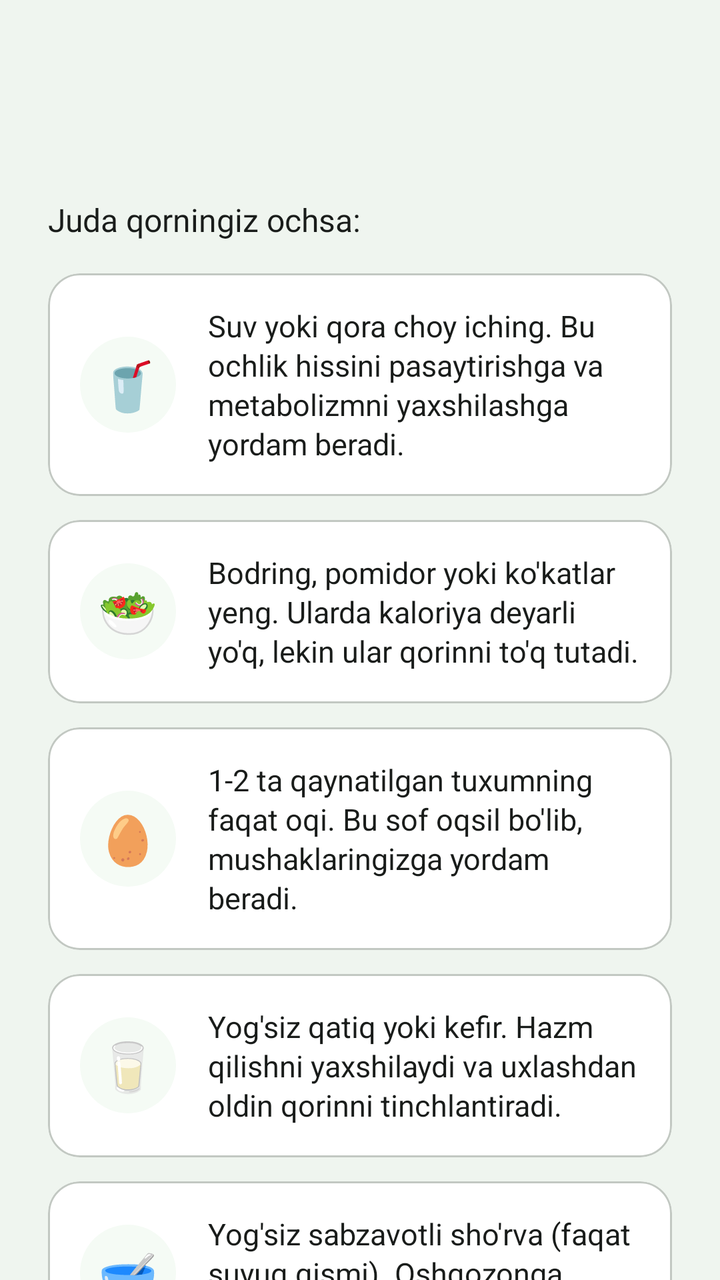
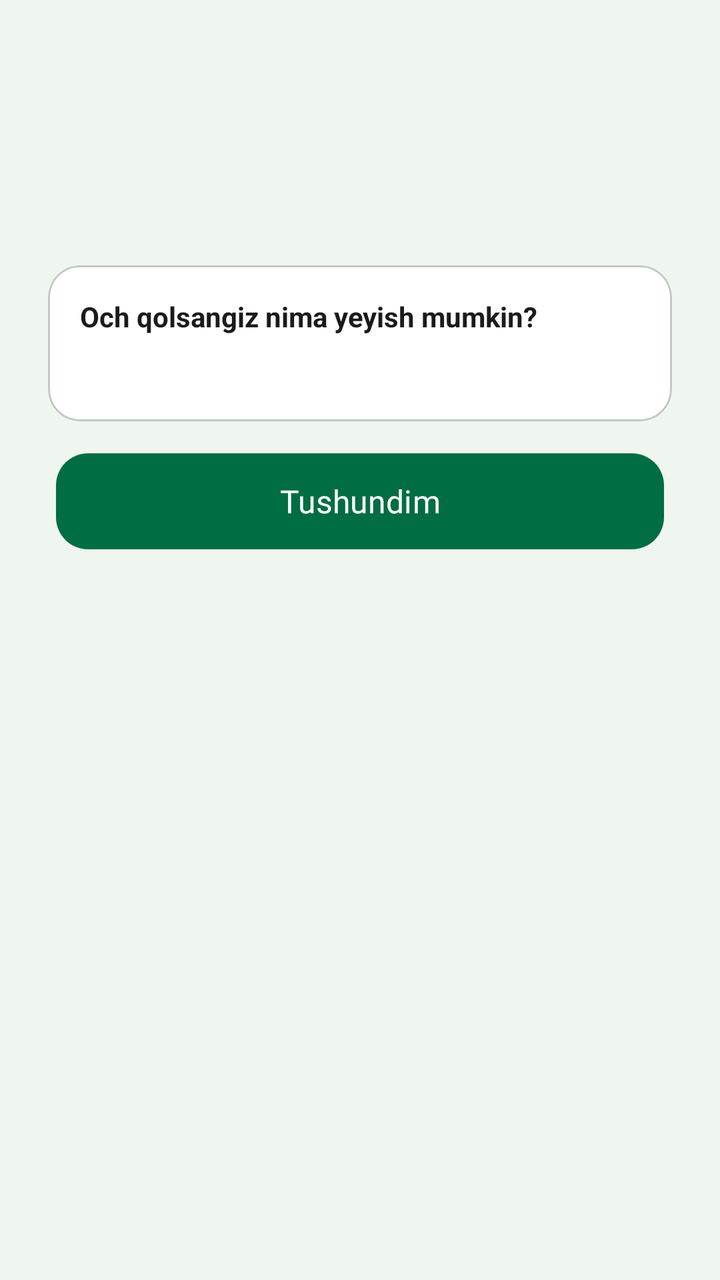

Two renders of the same Android screen: before a commit and after it. Below are the layout's source before the change and the commit's diff.
<!-- AndroidManifest.xml: application theme Theme.Ozamiz -->
<!-- res/layout/fragment_daily_limit.xml -->
<?xml version="1.0" encoding="utf-8"?>
<androidx.core.widget.NestedScrollView xmlns:android="http://schemas.android.com/apk/res/android"
    xmlns:app="http://schemas.android.com/apk/res-auto"
    android:layout_width="match_parent"
    android:layout_height="match_parent"
    android:fillViewport="true">

    <LinearLayout
        android:layout_width="match_parent"
        android:layout_height="wrap_content"
        android:orientation="vertical"
        android:padding="24dp">

        <TextView
            android:id="@+id/text_title"
            style="@style/Title2_20"
            android:layout_width="match_parent"
            android:layout_height="wrap_content"
            android:gravity="center"
            android:layout_marginTop="32dp"
            android:textColor="?attr/colorOnSurface"
            android:textStyle="bold" />

        <TextView
            android:id="@+id/text_explanation"
            style="@style/Text1_16"
            android:layout_width="match_parent"
            android:layout_height="wrap_content"
            android:layout_marginTop="16dp"
            android:gravity="start"
            android:text="Juda qorningiz ochsa:"
            android:lineSpacingExtra="6dp"
            android:textColor="?attr/colorOnSurface" />

        <LinearLayout
            android:layout_width="match_parent"
            android:layout_height="wrap_content"
            android:orientation="vertical"
            android:layout_marginTop="16dp">

            <com.google.android.material.card.MaterialCardView
                android:id="@+id/card_1"
                android:layout_width="match_parent"
                android:layout_height="wrap_content"
                android:layout_marginBottom="12dp"
                app:cardCornerRadius="16dp"
                app:cardElevation="0dp"
                app:cardBackgroundColor="?attr/colorSurfaceContainerLowest"
                app:strokeWidth="1dp"
                app:strokeColor="?attr/colorOutlineVariant">
                <LinearLayout
                    android:layout_width="match_parent"
                    android:layout_height="wrap_content"
                    android:orientation="horizontal"
                    android:padding="16dp"
                    android:gravity="center_vertical">
                    <TextView
                        android:id="@+id/text_emoji_1"
                        android:layout_width="48dp"
                        android:layout_height="48dp"
                        android:gravity="center"
                        android:text="🥤"
                        android:textSize="24sp"
                        android:background="@drawable/bg_emoji_circle" />
                    <TextView
                        android:id="@+id/text_advice_1"
                        android:layout_width="0dp"
                        android:layout_height="wrap_content"
                        android:layout_weight="1"
                        android:layout_marginStart="16dp"
                        android:text="Suv yoki qora choy iching. Bu ochlik hissini pasaytirishga va metabolizmni yaxshilashga yordam beradi."
                        android:textColor="?attr/colorOnSurface"
                        android:textSize="15sp"
                        android:lineSpacingExtra="2dp" />
                </LinearLayout>
            </com.google.android.material.card.MaterialCardView>

            
            <com.google.android.material.card.MaterialCardView
                android:id="@+id/card_2"
                android:layout_width="match_parent"
                android:layout_height="wrap_content"
                android:layout_marginBottom="12dp"
                app:cardCornerRadius="16dp"
                app:cardElevation="0dp"
                app:cardBackgroundColor="?attr/colorSurfaceContainerLowest"
                app:strokeWidth="1dp"
                app:strokeColor="?attr/colorOutlineVariant">
                <LinearLayout
                    android:layout_width="match_parent"
                    android:layout_height="wrap_content"
                    android:orientation="horizontal"
                    android:padding="16dp"
                    android:gravity="center_vertical">
                    <TextView
                        android:id="@+id/text_emoji_2"
                        android:layout_width="48dp"
                        android:layout_height="48dp"
                        android:gravity="center"
                        android:text="🥗"
                        android:textSize="24sp"
                        android:background="@drawable/bg_emoji_circle" />
                    <TextView
                        android:id="@+id/text_advice_2"
                        android:layout_width="0dp"
                        android:layout_height="wrap_content"
                        android:layout_weight="1"
                        android:layout_marginStart="16dp"
                        android:text="Bodring, pomidor yoki ko'katlar yeng. Ularda kaloriya deyarli yo'q, lekin ular qorinni to'q tutadi."
                        android:textColor="?attr/colorOnSurface"
                        android:textSize="15sp"
                        android:lineSpacingExtra="2dp" />
                </LinearLayout>
            </com.google.android.material.card.MaterialCardView>

            
            <com.google.android.material.card.MaterialCardView
                android:id="@+id/card_3"
                android:layout_width="match_parent"
                android:layout_height="wrap_content"
                android:layout_marginBottom="12dp"
                app:cardCornerRadius="16dp"
                app:cardElevation="0dp"
                app:cardBackgroundColor="?attr/colorSurfaceContainerLowest"
                app:strokeWidth="1dp"
                app:strokeColor="?attr/colorOutlineVariant">
                <LinearLayout
                    android:layout_width="match_parent"
                    android:layout_height="wrap_content"
                    android:orientation="horizontal"
                    android:padding="16dp"
                    android:gravity="center_vertical">
                    <TextView
                        android:id="@+id/text_emoji_3"
                        android:layout_width="48dp"
                        android:layout_height="48dp"
                        android:gravity="center"
                        android:text="🥚"
                        android:textSize="24sp"
                        android:background="@drawable/bg_emoji_circle" />
                    <TextView
                        android:id="@+id/text_advice_3"
                        android:layout_width="0dp"
                        android:layout_height="wrap_content"
                        android:layout_weight="1"
                        android:layout_marginStart="16dp"
                        android:text="1-2 ta qaynatilgan tuxumning faqat oqi. Bu sof oqsil bo'lib, mushaklaringizga yordam beradi."
                        android:textColor="?attr/colorOnSurface"
                        android:textSize="15sp"
                        android:lineSpacingExtra="2dp" />
                </LinearLayout>
            </com.google.android.material.card.MaterialCardView>

            
            <com.google.android.material.card.MaterialCardView
                android:id="@+id/card_4"
                android:layout_width="match_parent"
                android:layout_height="wrap_content"
                android:layout_marginBottom="12dp"
                app:cardCornerRadius="16dp"
                app:cardElevation="0dp"
                app:cardBackgroundColor="?attr/colorSurfaceContainerLowest"
                app:strokeWidth="1dp"
                app:strokeColor="?attr/colorOutlineVariant">
                <LinearLayout
                    android:layout_width="match_parent"
                    android:layout_height="wrap_content"
                    android:orientation="horizontal"
                    android:padding="16dp"
                    android:gravity="center_vertical">
                    <TextView
                        android:id="@+id/text_emoji_4"
                        android:layout_width="48dp"
                        android:layout_height="48dp"
                        android:gravity="center"
                        android:text="🥛"
                        android:textSize="24sp"
                        android:background="@drawable/bg_emoji_circle" />
                    <TextView
                        android:id="@+id/text_advice_4"
                        android:layout_width="0dp"
                        android:layout_height="wrap_content"
                        android:layout_weight="1"
                        android:layout_marginStart="16dp"
                        android:text="Yog'siz qatiq yoki kefir. Hazm qilishni yaxshilaydi va uxlashdan oldin qorinni tinchlantiradi."
                        android:textColor="?attr/colorOnSurface"
                        android:textSize="15sp"
                        android:lineSpacingExtra="2dp" />
                </LinearLayout>
            </com.google.android.material.card.MaterialCardView>

            
            <com.google.android.material.card.MaterialCardView
                android:id="@+id/card_5"
                android:layout_width="match_parent"
                android:layout_height="wrap_content"
                android:layout_marginBottom="12dp"
                app:cardCornerRadius="16dp"
                app:cardElevation="0dp"
                app:cardBackgroundColor="?attr/colorSurfaceContainerLowest"
                app:strokeWidth="1dp"
                app:strokeColor="?attr/colorOutlineVariant">
                <LinearLayout
                    android:layout_width="match_parent"
                    android:layout_height="wrap_content"
                    android:orientation="horizontal"
                    android:padding="16dp"
                    android:gravity="center_vertical">
                    <TextView
                        android:id="@+id/text_emoji_5"
                        android:layout_width="48dp"
                        android:layout_height="48dp"
                        android:gravity="center"
                        android:text="🥣"
                        android:textSize="24sp"
                        android:background="@drawable/bg_emoji_circle" />
                    <TextView
                        android:id="@+id/text_advice_5"
                        android:layout_width="0dp"
                        android:layout_height="wrap_content"
                        android:layout_weight="1"
                        android:layout_marginStart="16dp"
                        android:text="Yog'siz sabzavotli sho'rva (faqat suyuq qismi). Oshqozonga orom beradi."
                        android:textColor="?attr/colorOnSurface"
                        android:textSize="15sp"
                        android:lineSpacingExtra="2dp" />
                </LinearLayout>
            </com.google.android.material.card.MaterialCardView>

        </LinearLayout>

        <com.google.android.material.button.MaterialButton
            android:id="@+id/btn_close"
            android:layout_width="match_parent"
            android:layout_height="56dp"
            style="@style/FilledButton"
            android:layout_marginTop="12dp"
            android:layout_marginBottom="24dp"
            android:text="Tushundim"
            android:textAllCaps="false"
            android:textSize="16sp"
            app:cornerRadius="16dp" />

    </LinearLayout>
</androidx.core.widget.NestedScrollView>
<!-- resources referenced by this layout -->
<resources>
  <!-- drawable bg_emoji_circle (drawable) -->
  <?xml version="1.0" encoding="utf-8"?>
  <shape xmlns:android="http://schemas.android.com/apk/res/android"
      android:shape="oval">
      <solid android:color="?attr/colorSurfaceContainerLow" />
  </shape>
  <style name="FilledButton" parent="Widget.Material3.Button.IconButton.Filled">
          <item name="fontFamily">@font/roboto_medium</item>
      </style>
  <style name="Text1_16">
          <item name="android:textSize">16sp</item>
          <item name="android:fontFamily">@font/roboto_regular</item>
      </style>
  <style name="Title2_20">
          <item name="android:textSize">20sp</item>
          <item name="android:fontFamily">@font/roboto_medium</item>
  
      </style>
  <style name="Theme.Ozamiz" parent="Base.Ozamiz" />
  <color name="md_theme_light_surfaceContainer">#EFF5EF</color>
  <color name="md_theme_light_primary">#006D42</color>
  <color name="md_theme_light_onPrimary">#FFFFFF</color>
  <color name="md_theme_light_primaryContainer">#96F7B8</color>
  <color name="md_theme_light_onPrimaryContainer">#002111</color>
  <color name="md_theme_light_secondary">#4F6353</color>
  <color name="md_theme_light_onSecondary">#FFFFFF</color>
  <color name="md_theme_light_secondaryContainer">#D2E8D4</color>
  <color name="md_theme_light_onSecondaryContainer">#0D1F13</color>
  <color name="md_theme_light_tertiary">#3A646F</color>
  <color name="md_theme_light_onTertiary">#FFFFFF</color>
  <color name="md_theme_light_tertiaryContainer">#BEEAF7</color>
  <color name="md_theme_light_onTertiaryContainer">#001F25</color>
  <color name="md_theme_light_error">#BA1A1A</color>
  <color name="md_theme_light_onError">#FFFFFF</color>
  <color name="md_theme_light_errorContainer">#FFDAD6</color>
  <color name="md_theme_light_onErrorContainer">#410002</color>
  <color name="md_theme_light_surface">#FBFDF9</color>
  <color name="md_theme_light_onSurface">#191C1A</color>
  <color name="md_theme_light_surfaceVariant">#DBE5DD</color>
  <color name="md_theme_light_onSurfaceVariant">#404943</color>
  <color name="md_theme_light_outline">#707973</color>
  <color name="md_theme_light_surfaceContainerLowest">#FFFFFF</color>
  <color name="md_theme_light_surfaceContainerLow">#F5FBF5</color>
  <color name="md_theme_light_surfaceContainerHigh">#E9EFE9</color>
  <color name="md_theme_light_surfaceContainerHighest">#E3E9E3</color>
  <!-- unchanged entries left out for length: 1 -->
</resources>

<!-- the commit's change to res/layout/fragment_daily_limit.xml (unified diff, before → after) -->
@@ -23,211 +23,50 @@
 
         <TextView
             android:id="@+id/text_explanation"
-            style="@style/Text1_16"
+            android:layout_width="match_parent"
+            android:layout_height="wrap_content"
+            android:layout_marginTop="12dp"
+            android:alpha="0.85"
+            android:gravity="start"
+            android:textSize="16sp"
+            android:lineSpacingExtra="4dp"
+            android:textColor="?attr/colorOnSurface" />
+
+
+
+        <com.google.android.material.card.MaterialCardView
+            android:id="@+id/card_hunger_advice"
             android:layout_width="match_parent"
             android:layout_height="wrap_content"
             android:layout_marginTop="16dp"
-            android:gravity="start"
-            android:text="Juda qorningiz ochsa:"
-            android:lineSpacingExtra="6dp"
-            android:textColor="?attr/colorOnSurface" />
-
-        <LinearLayout
-            android:layout_width="match_parent"
-            android:layout_height="wrap_content"
-            android:orientation="vertical"
-            android:layout_marginTop="16dp">
-
-            <com.google.android.material.card.MaterialCardView
-                android:id="@+id/card_1"
+            app:cardCornerRadius="16dp"
+            app:cardElevation="0dp"
+            app:cardBackgroundColor="?attr/colorSurfaceContainerLowest"
+            app:strokeWidth="1dp"
+            app:strokeColor="?attr/colorOutlineVariant">
+            <LinearLayout
                 android:layout_width="match_parent"
                 android:layout_height="wrap_content"
-                android:layout_marginBottom="12dp"
-                app:cardCornerRadius="16dp"
-                app:cardElevation="0dp"
-                app:cardBackgroundColor="?attr/colorSurfaceContainerLowest"
-                app:strokeWidth="1dp"
-                app:strokeColor="?attr/colorOutlineVariant">
-                <LinearLayout
+                android:orientation="vertical"
+                android:padding="16dp">
+                <TextView
                     android:layout_width="match_parent"
                     android:layout_height="wrap_content"
-                    android:orientation="horizontal"
-                    android:padding="16dp"
-                    android:gravity="center_vertical">
-                    <TextView
-                        android:id="@+id/text_emoji_1"
-                        android:layout_width="48dp"
-                        android:layout_height="48dp"
-                        android:gravity="center"
-                        android:text="🥤"
-                        android:textSize="24sp"
-                        android:background="@drawable/bg_emoji_circle" />
-                    <TextView
-                        android:id="@+id/text_advice_1"
-                        android:layout_width="0dp"
-                        android:layout_height="wrap_content"
-                        android:layout_weight="1"
-                        android:layout_marginStart="16dp"
-                        android:text="Suv yoki qora choy iching. Bu ochlik hissini pasaytirishga va metabolizmni yaxshilashga yordam beradi."
-                        android:textColor="?attr/colorOnSurface"
-                        android:textSize="15sp"
-                        android:lineSpacingExtra="2dp" />
-                </LinearLayout>
-            </com.google.android.material.card.MaterialCardView>
-
-            
-            <com.google.android.material.card.MaterialCardView
-                android:id="@+id/card_2"
-                android:layout_width="match_parent"
-                android:layout_height="wrap_content"
-                android:layout_marginBottom="12dp"
-                app:cardCornerRadius="16dp"
-                app:cardElevation="0dp"
-                app:cardBackgroundColor="?attr/colorSurfaceContainerLowest"
-                app:strokeWidth="1dp"
-                app:strokeColor="?attr/colorOutlineVariant">
-                <LinearLayout
+                    android:text="Och qolsangiz nima yeyish mumkin?"
+                    android:textColor="?attr/colorOnSurface"
+                    android:textStyle="bold"
+                    android:textSize="14sp" />
+                <TextView
+                    android:id="@+id/text_unified_advice"
                     android:layout_width="match_parent"
                     android:layout_height="wrap_content"
-                    android:orientation="horizontal"
-                    android:padding="16dp"
-                    android:gravity="center_vertical">
-                    <TextView
-                        android:id="@+id/text_emoji_2"
-                        android:layout_width="48dp"
-                        android:layout_height="48dp"
-                        android:gravity="center"
-                        android:text="🥗"
-                        android:textSize="24sp"
-                        android:background="@drawable/bg_emoji_circle" />
-                    <TextView
-                        android:id="@+id/text_advice_2"
-                        android:layout_width="0dp"
-                        android:layout_height="wrap_content"
-                        android:layout_weight="1"
-                        android:layout_marginStart="16dp"
-                        android:text="Bodring, pomidor yoki ko'katlar yeng. Ularda kaloriya deyarli yo'q, lekin ular qorinni to'q tutadi."
-                        android:textColor="?attr/colorOnSurface"
-                        android:textSize="15sp"
-                        android:lineSpacingExtra="2dp" />
-                </LinearLayout>
-            </com.google.android.material.card.MaterialCardView>
-
-            
-            <com.google.android.material.card.MaterialCardView
-                android:id="@+id/card_3"
-                android:layout_width="match_parent"
-                android:layout_height="wrap_content"
-                android:layout_marginBottom="12dp"
-                app:cardCornerRadius="16dp"
-                app:cardElevation="0dp"
-                app:cardBackgroundColor="?attr/colorSurfaceContainerLowest"
-                app:strokeWidth="1dp"
-                app:strokeColor="?attr/colorOutlineVariant">
-                <LinearLayout
-                    android:layout_width="match_parent"
-                    android:layout_height="wrap_content"
-                    android:orientation="horizontal"
-                    android:padding="16dp"
-                    android:gravity="center_vertical">
-                    <TextView
-                        android:id="@+id/text_emoji_3"
-                        android:layout_width="48dp"
-                        android:layout_height="48dp"
-                        android:gravity="center"
-                        android:text="🥚"
-                        android:textSize="24sp"
-                        android:background="@drawable/bg_emoji_circle" />
-                    <TextView
-                        android:id="@+id/text_advice_3"
-                        android:layout_width="0dp"
-                        android:layout_height="wrap_content"
-                        android:layout_weight="1"
-                        android:layout_marginStart="16dp"
-                        android:text="1-2 ta qaynatilgan tuxumning faqat oqi. Bu sof oqsil bo'lib, mushaklaringizga yordam beradi."
-                        android:textColor="?attr/colorOnSurface"
-                        android:textSize="15sp"
-                        android:lineSpacingExtra="2dp" />
-                </LinearLayout>
-            </com.google.android.material.card.MaterialCardView>
-
-            
-            <com.google.android.material.card.MaterialCardView
-                android:id="@+id/card_4"
-                android:layout_width="match_parent"
-                android:layout_height="wrap_content"
-                android:layout_marginBottom="12dp"
-                app:cardCornerRadius="16dp"
-                app:cardElevation="0dp"
-                app:cardBackgroundColor="?attr/colorSurfaceContainerLowest"
-                app:strokeWidth="1dp"
-                app:strokeColor="?attr/colorOutlineVariant">
-                <LinearLayout
-                    android:layout_width="match_parent"
-                    android:layout_height="wrap_content"
-                    android:orientation="horizontal"
-                    android:padding="16dp"
-                    android:gravity="center_vertical">
-                    <TextView
-                        android:id="@+id/text_emoji_4"
-                        android:layout_width="48dp"
-                        android:layout_height="48dp"
-                        android:gravity="center"
-                        android:text="🥛"
-                        android:textSize="24sp"
-                        android:background="@drawable/bg_emoji_circle" />
-                    <TextView
-                        android:id="@+id/text_advice_4"
-                        android:layout_width="0dp"
-                        android:layout_height="wrap_content"
-                        android:layout_weight="1"
-                        android:layout_marginStart="16dp"
-                        android:text="Yog'siz qatiq yoki kefir. Hazm qilishni yaxshilaydi va uxlashdan oldin qorinni tinchlantiradi."
-                        android:textColor="?attr/colorOnSurface"
-                        android:textSize="15sp"
-                        android:lineSpacingExtra="2dp" />
-                </LinearLayout>
-            </com.google.android.material.card.MaterialCardView>
-
-            
-            <com.google.android.material.card.MaterialCardView
-                android:id="@+id/card_5"
-                android:layout_width="match_parent"
-                android:layout_height="wrap_content"
-                android:layout_marginBottom="12dp"
-                app:cardCornerRadius="16dp"
-                app:cardElevation="0dp"
-                app:cardBackgroundColor="?attr/colorSurfaceContainerLowest"
-                app:strokeWidth="1dp"
-                app:strokeColor="?attr/colorOutlineVariant">
-                <LinearLayout
-                    android:layout_width="match_parent"
-                    android:layout_height="wrap_content"
-                    android:orientation="horizontal"
-                    android:padding="16dp"
-                    android:gravity="center_vertical">
-                    <TextView
-                        android:id="@+id/text_emoji_5"
-                        android:layout_width="48dp"
-                        android:layout_height="48dp"
-                        android:gravity="center"
-                        android:text="🥣"
-                        android:textSize="24sp"
-                        android:background="@drawable/bg_emoji_circle" />
-                    <TextView
-                        android:id="@+id/text_advice_5"
-                        android:layout_width="0dp"
-                        android:layout_height="wrap_content"
-                        android:layout_weight="1"
-                        android:layout_marginStart="16dp"
-                        android:text="Yog'siz sabzavotli sho'rva (faqat suyuq qismi). Oshqozonga orom beradi."
-                        android:textColor="?attr/colorOnSurface"
-                        android:textSize="15sp"
-                        android:lineSpacingExtra="2dp" />
-                </LinearLayout>
-            </com.google.android.material.card.MaterialCardView>
-
-        </LinearLayout>
+                    android:layout_marginTop="8dp"
+                    android:textSize="14sp"
+                    android:lineSpacingExtra="3dp"
+                    android:textColor="?attr/colorOnSurface"
+                    android:alpha="0.8" />
+            </LinearLayout>
+        </com.google.android.material.card.MaterialCardView>
 
         <com.google.android.material.button.MaterialButton
             android:id="@+id/btn_close"
<!-- resource entries referenced after the edit -->
@@ -1,17 +1,7 @@
 <!-- resources referenced by this layout -->
 <resources>
-  <!-- drawable bg_emoji_circle (drawable) -->
-  <?xml version="1.0" encoding="utf-8"?>
-  <shape xmlns:android="http://schemas.android.com/apk/res/android"
-      android:shape="oval">
-      <solid android:color="?attr/colorSurfaceContainerLow" />
-  </shape>
   <style name="FilledButton" parent="Widget.Material3.Button.IconButton.Filled">
           <item name="fontFamily">@font/roboto_medium</item>
-      </style>
-  <style name="Text1_16">
-          <item name="android:textSize">16sp</item>
-          <item name="android:fontFamily">@font/roboto_regular</item>
       </style>
   <style name="Title2_20">
           <item name="android:textSize">20sp</item>
